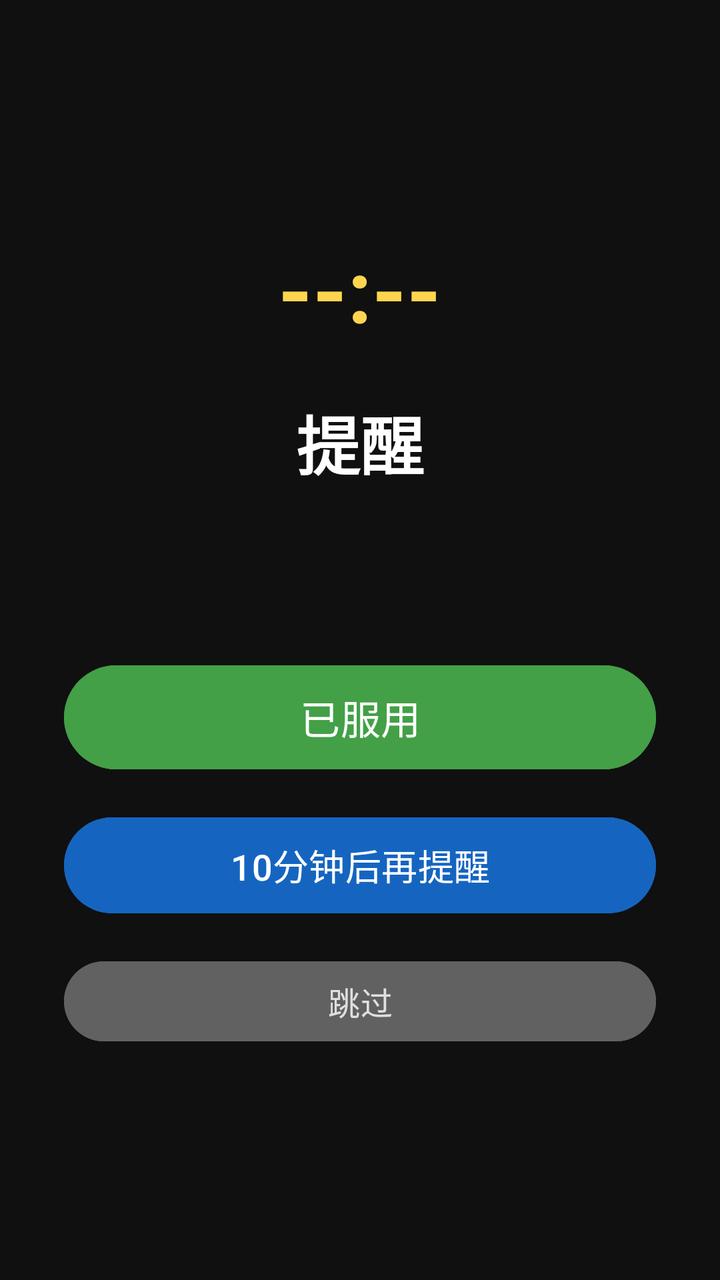
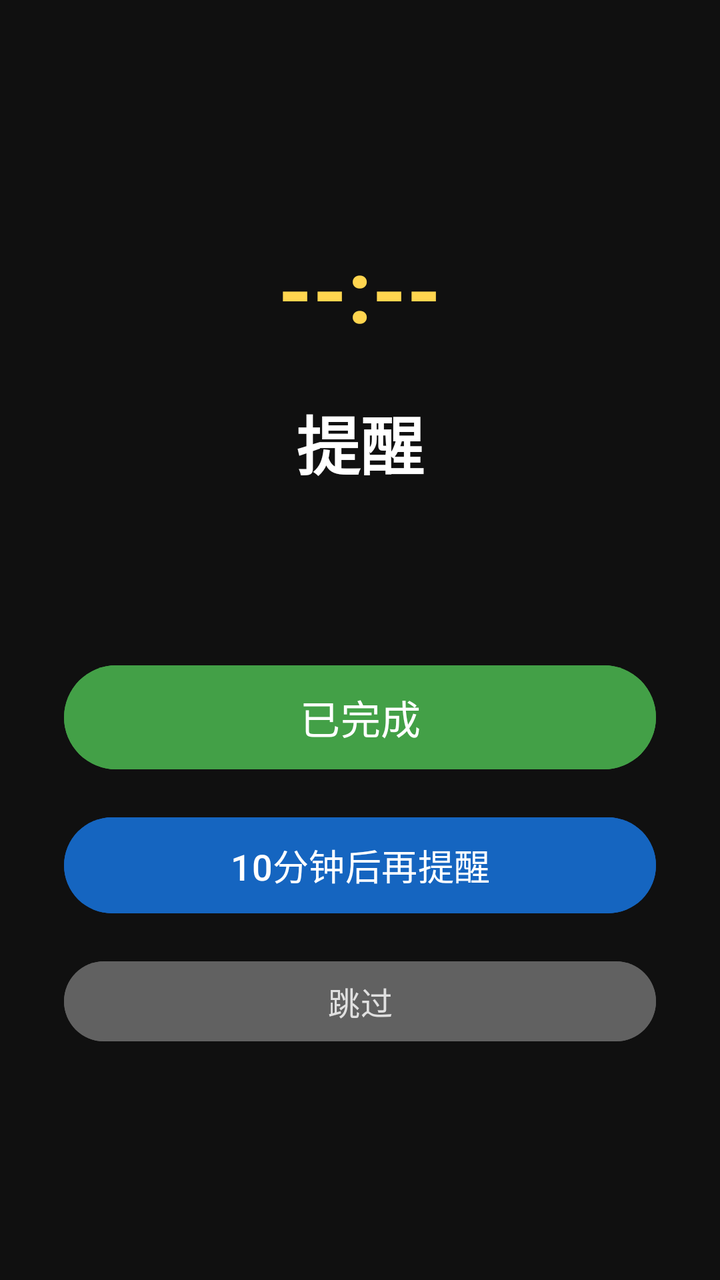

The first picture is an Android layout as it rendered before a commit; the second is the same layout after the commit. The layout source and the unified diff follow.
<!-- AndroidManifest.xml: application theme Theme.MedReminder -->
<!-- res/layout/activity_alarm.xml -->
<?xml version="1.0" encoding="utf-8"?>
<LinearLayout xmlns:android="http://schemas.android.com/apk/res/android"
    android:id="@+id/alarmRoot"
    android:layout_width="match_parent"
    android:layout_height="match_parent"
    android:background="#101010"
    android:gravity="center"
    android:orientation="vertical"
    android:padding="32dp">

    <TextView
        android:id="@+id/tvTime"
        android:layout_width="wrap_content"
        android:layout_height="wrap_content"
        android:text="--:--"
        android:textColor="#FFD54F"
        android:textSize="44sp"
        android:textStyle="bold" />

    <TextView
        android:id="@+id/tvTitle"
        android:layout_width="wrap_content"
        android:layout_height="wrap_content"
        android:layout_marginTop="24dp"
        android:text="提醒"
        android:textColor="#FFFFFF"
        android:textSize="32sp"
        android:textStyle="bold" />

    <TextView
        android:id="@+id/tvNote"
        android:layout_width="wrap_content"
        android:layout_height="wrap_content"
        android:layout_marginTop="12dp"
        android:text=""
        android:textColor="#BDBDBD"
        android:textSize="18sp" />

    <Button
        android:id="@+id/btnTaken"
        android:layout_width="match_parent"
        android:layout_height="60dp"
        android:layout_marginTop="48dp"
        android:backgroundTint="#43A047"
        android:text="已服用"
        android:textColor="#FFFFFF"
        android:textSize="20sp" />

    <Button
        android:id="@+id/btnSnooze"
        android:layout_width="match_parent"
        android:layout_height="56dp"
        android:layout_marginTop="16dp"
        android:backgroundTint="#1565C0"
        android:text="10分钟后再提醒"
        android:textColor="#FFFFFF"
        android:textSize="18sp" />

    <Button
        android:id="@+id/btnSkip"
        android:layout_width="match_parent"
        android:layout_height="48dp"
        android:layout_marginTop="16dp"
        android:backgroundTint="#616161"
        android:text="跳过"
        android:textColor="#E0E0E0"
        android:textSize="16sp" />
</LinearLayout>
<!-- resources referenced by this layout -->
<resources>
  <style name="Theme.MedReminder" parent="Theme.Material3.Light.NoActionBar">
          <item name="colorPrimary">#1565C0</item>
          <item name="colorOnPrimary">#FFFFFF</item>
          <item name="colorPrimaryContainer">#E3F2FD</item>
          <item name="android:statusBarColor">#1565C0</item>
      </style>
</resources>

<!-- the commit's change to res/layout/activity_alarm.xml (unified diff, before → after) -->
@@ -42,7 +42,7 @@
         android:layout_height="60dp"
         android:layout_marginTop="48dp"
         android:backgroundTint="#43A047"
-        android:text="已服用"
+        android:text="已完成"
         android:textColor="#FFFFFF"
         android:textSize="20sp" />
 
